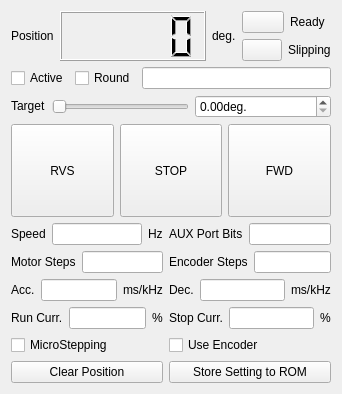
Old version of the form modules/motor/core/motorform.ui in the repository northriv/KAME.
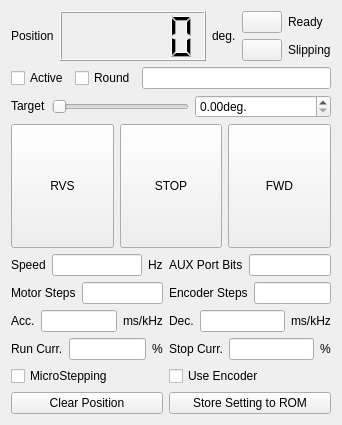
New version of the form.

```diff
--- a/modules/motor/core/motorform.ui
+++ b/modules/motor/core/motorform.ui
@@ -7,7 +7,7 @@
     <x>0</x>
     <y>0</y>
     <width>342</width>
-    <height>394</height>
+    <height>425</height>
    </rect>
   </property>
   <property name="windowTitle">
@@ -70,7 +70,14 @@
           <item>
            <layout class="QHBoxLayout" name="horizontalLayout_3">
             <item>
-             <widget class="QPushButton" name="m_ledReady" native="true"/>
+             <widget class="QPushButton" name="m_ledReady">
+              <property name="maximumSize">
+               <size>
+                <width>40</width>
+                <height>16777215</height>
+               </size>
+              </property>
+             </widget>
             </item>
             <item>
              <widget class="QLabel" name="textLabel2_10">
```
Left out of the diff: 23 changed lines with no effect on the pictures. Lines whose indentation alone changed are shown as unchanged.
